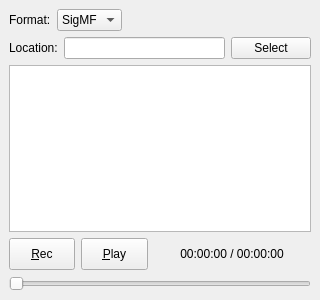
Old version of the form src/qtgui/iq_tool.ui in the repository gopher2/gqrx.
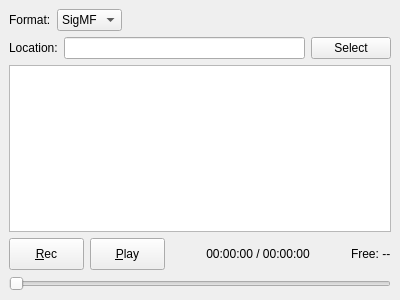
New version of the form. Icons and pictures are not drawn.

Commit message:
Enhance IQ recorder with table view and file management
- Replace QListWidget with QTableView for file listing
- Add sortable columns: Filename, Date/Time, Frequency, Sample Rate, Duration, Size, Comment
- Add IqFileModel and IqFileDelegate for custom table handling
- Implement middle-ellipsis filename truncation
- Add right-click context menu: Show in Finder, Edit Comment, Delete
- Add column visibility toggle via header context menu
- Add free disk space indicator
- Hide IQ recorder by default on startup
- Fix plotter.h qBound crash when limit is negative

The edit to the form file:
```diff
--- a/src/qtgui/iq_tool.ui
+++ b/src/qtgui/iq_tool.ui
@@ -18,8 +18,8 @@
   </property>
   <property name="minimumSize">
    <size>
-    <width>270</width>
-    <height>200</height>
+    <width>400</width>
+    <height>250</height>
    </size>
   </property>
   <property name="windowTitle">
@@ -125,13 +125,25 @@
     </layout>
    </item>
    <item>
-    <widget class="QListWidget" name="listWidget">
+    <widget class="QTableView" name="tableView">
      <property name="alternatingRowColors">
       <bool>true</bool>
      </property>
-     <property name="uniformItemSizes">
+     <property name="selectionMode">
+      <enum>QAbstractItemView::SingleSelection</enum>
+     </property>
+     <property name="selectionBehavior">
+      <enum>QAbstractItemView::SelectRows</enum>
+     </property>
+     <property name="sortingEnabled">
       <bool>true</bool>
      </property>
+     <attribute name="horizontalHeaderStretchLastSection">
+      <bool>true</bool>
+     </attribute>
+     <attribute name="verticalHeaderVisible">
+      <bool>false</bool>
+     </attribute>
     </widget>
    </item>
    <item>
@@ -239,6 +251,16 @@
        </property>
       </spacer>
      </item>
+     <item>
+      <widget class="QLabel" name="diskSpaceLabel">
+       <property name="toolTip">
+        <string>Free disk space in recording directory</string>
+       </property>
+       <property name="text">
+        <string>Free: --</string>
+       </property>
+      </widget>
+     </item>
     </layout>
    </item>
    <item>
```
The commit also changes 9 other files.
